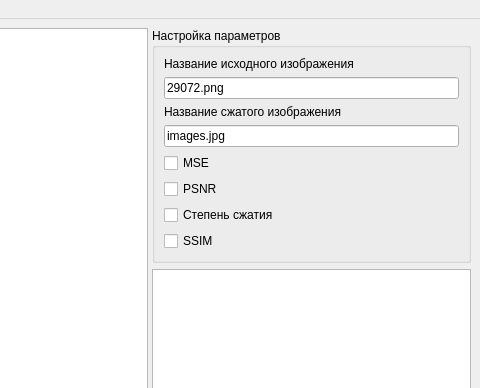
Before: the Qt Designer form mainwindow.ui in Slp04/test_alg, drawn with Qt 5; both pictures show x 506 to 986 and y 0 to 388 of the 986 by 799 pixel window.
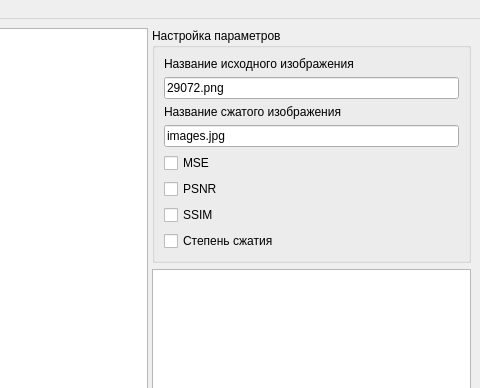
After: the same form once the commit is applied.

Patch:
```diff
--- a/mainwindow.ui
+++ b/mainwindow.ui
@@ -138,13 +138,6 @@
              </property>
             </widget>
            </item>
-           <item>
-            <widget class="QCheckBox" name="checkBox_5">
-             <property name="text">
-              <string>Степень сжатия</string>
-             </property>
-            </widget>
-           </item>
            <item>
             <widget class="QCheckBox" name="checkBox_3">
              <property name="text">
@@ -152,6 +145,13 @@
              </property>
             </widget>
            </item>
+           <item>
+            <widget class="QCheckBox" name="checkBox_5">
+             <property name="text">
+              <string>Степень сжатия</string>
+             </property>
+            </widget>
+           </item>
           </layout>
          </widget>
         </item>
```
Left out of the diff: 49 changed lines with no effect on the pictures.
